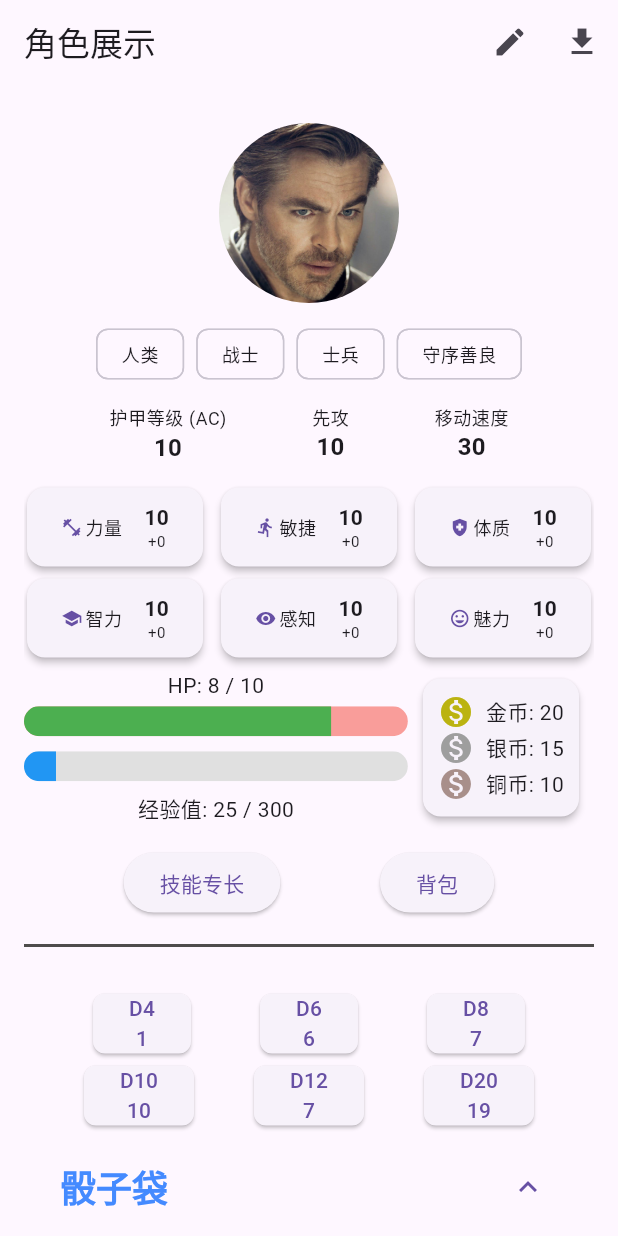
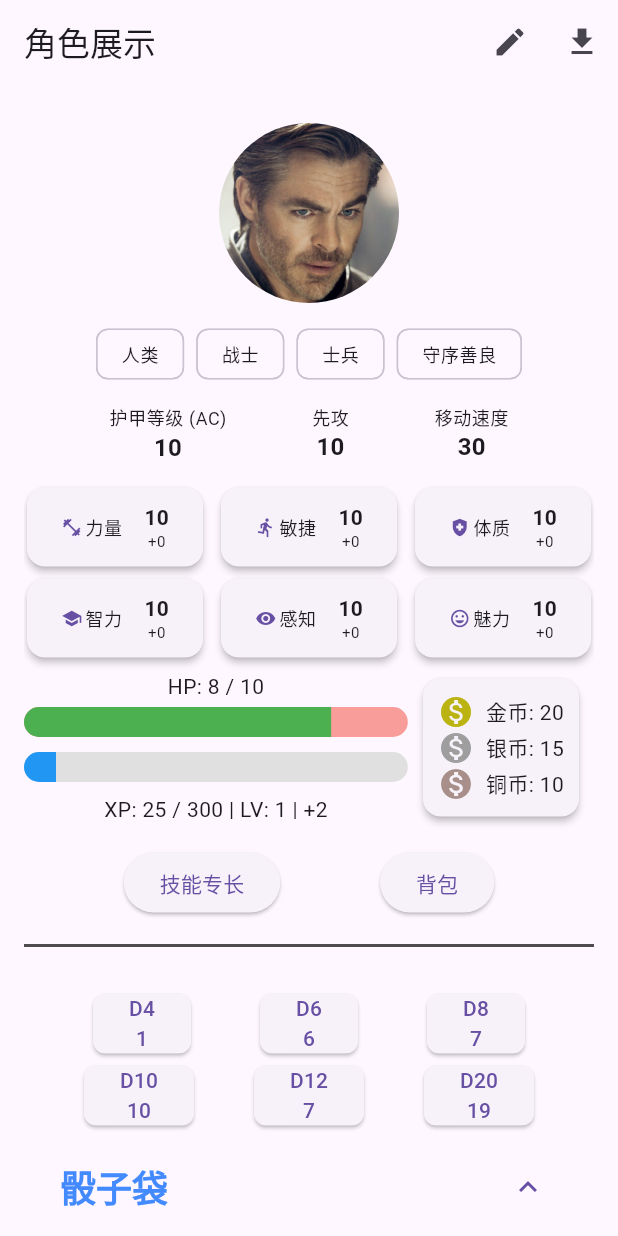
Before and after one commit to wanakiki/dnd_character_sheet, a Flutter app: the screen it shows after launch, on a phone screen of 412 x 824 dp. Run offline on Flutter 3.47's test engine with Material 3 defaults, Android fonts, the phone set to English and light mode, and no system bars; our stand-ins replace font_awesome_flutter, image_picker, isar; accounts and stored records are empty; generated files the repository leaves out were written again.

Commit message:
feat: Add temporary hit points to character. Add proficiency bonus to experience bar
- Added a new attribute for temporary hit points to the Character class.
- Updated the CharacterManager and Character widgets to handle temporary hit points.
- Added the proficiency bonus to the ExperienceBar widget to display the current level and proficiency bonus.
- Updated the ExperienceBar widget to show the current experience points and the experience points needed for the next level.

```diff
--- a/lib/app/data/character.dart
+++ b/lib/app/data/character.dart
@@ -23,6 +23,7 @@ class Character {
   List<int> attributes; // 六维属性列表，顺序为：力量、敏捷、体质、智力、感知、魅力
   int currentHitPoints;
   int maxHitPoints;
+  int temporaryHitPoints; // 新增临时生命值属性
   int armorClass;
   int initiative;
   int speed;
@@ -44,6 +45,7 @@ class Character {
     required this.attributes,
     required this.currentHitPoints,
     required this.maxHitPoints,
+    this.temporaryHitPoints = 0, // 初始化临时生命值
     required this.armorClass,
     required this.initiative,
     required this.speed,
@@ -67,6 +69,7 @@ class Character {
       attributes: List<int>.from(json['attributes']),
       currentHitPoints: json['currentHitPoints'],
       maxHitPoints: json['maxHitPoints'],
+      temporaryHitPoints: json['temporaryHitPoints'] ?? 0, // 从JSON中获取临时生命值
       armorClass: json['armorClass'],
       initiative: json['initiative'],
       speed: json['speed'],
@@ -100,6 +103,7 @@ class Character {
       'attributes': attributes,
       'currentHitPoints': currentHitPoints,
       'maxHitPoints': maxHitPoints,
+      'temporaryHitPoints': temporaryHitPoints, // 将临时生命值转换为JSON
       'armorClass': armorClass,
       'initiative': initiative,
       'speed': speed,
@@ -124,7 +128,7 @@ class Character {
         'Level: $level\n'
         'Experience Points: $experiencePoints\n'
         'Attributes: $attributes\n'
-        'HP: $currentHitPoints/$maxHitPoints, AC: $armorClass, Initiative: $initiative, Speed: $speed\n'
+        'HP: $currentHitPoints/$maxHitPoints, Temporary HP: $temporaryHitPoints, AC: $armorClass, Initiative: $initiative, Speed: $speed\n' // 添加临时生命值到字符串表示
         'Coin (Gold, Silver, Copper): ${coin[0]}, ${coin[1]}, ${coin[2]}\n'
         'Avatar: $avatarUrl\n'
         'Dice Bag: ${diceBag.map((diceSet) => diceSet.toString()).join(', ')}\n'
@@ -146,6 +150,7 @@ class Character {
       attributes: [10, 10, 10, 10, 10, 10], // 初始化六维属性
       currentHitPoints: 8,
       maxHitPoints: 10,
+      temporaryHitPoints: 0, // 初始化临时生命值
       armorClass: 10,
       initiative: 10,
       speed: 30,
@@ -157,7 +162,7 @@ class Character {
       backpack: [
         Item(name: 'Sword', quantity: 1, description: 'A sharp blade')
       ], // 初始化空背包
-      skills: ['体质豁免'],
+      skills: ['体质 - 豁免'],
       expertise: [ExpertiseItem(name: '一种乐器', description: '长笛')], // 初始化专长
     );
   }
@@ -174,6 +179,7 @@ class Character {
     List<int>? attributes,
     int? currentHitPoints,
     int? maxHitPoints,
+    int? temporaryHitPoints, // 添加临时生命值到copyWith方法
     int? armorClass,
     int? initiative,
     int? speed,
@@ -195,6 +201,8 @@ class Character {
       attributes: attributes ?? this.attributes,
       currentHitPoints: currentHitPoints ?? this.currentHitPoints,
       maxHitPoints: maxHitPoints ?? this.maxHitPoints,
+      temporaryHitPoints:
+          temporaryHitPoints ?? this.temporaryHitPoints, // 添加临时生命值到copyWith方法
       armorClass: armorClass ?? this.armorClass,
       initiative: initiative ?? this.initiative,
       speed: speed ?? this.speed,
--- a/lib/app/data/character_manager.dart
+++ b/lib/app/data/character_manager.dart
@@ -99,6 +99,9 @@ class CharacterManager extends ChangeNotifier {
     }
     if (attribute.containsKey('backpack')) {
       _character.backpack = attribute['backpack'];
+    }
+    if (attribute.containsKey('temporaryHitPoints')) {
+      _character.temporaryHitPoints = attribute['temporaryHitPoints'];
     }
     notifyListeners();
     _saveCharacter();
--- a/lib/app/pages/home_page.dart
+++ b/lib/app/pages/home_page.dart
@@ -204,7 +204,9 @@ class _CharacterDisplayScreenState extends State<CharacterDisplayScreen> {
                           children: [
                             HealthBar(
                                 currentHitPoints: character.currentHitPoints,
-                                maxHitPoints: character.maxHitPoints),
+                                maxHitPoints: character.maxHitPoints,
+                                temporaryHitPoints:
+                                    character.temporaryHitPoints),
                             const SizedBox(height: 10),
                             ExperienceBar(
                                 currentExperience: character.experiencePoints,
--- a/lib/app/pages/skill_page.dart
+++ b/lib/app/pages/skill_page.dart
@@ -170,6 +170,7 @@ class _AddSkillOrExpertiseDialogState extends State<AddSkillOrExpertiseDialog> {
   String? _selectedSkill;
 
   final List<String> _skills = [
+    '体质 - 豁免',
     '力量 - 运动',
     '力量 - 豁免',
     '敏捷 - 特技',
--- a/lib/app/widgets/attributes_display_widget.dart
+++ b/lib/app/widgets/attributes_display_widget.dart
@@ -16,7 +16,7 @@ class AttributeCard extends StatelessWidget {
 
   @override
   Widget build(BuildContext context) {
-    final int modifier = (value - 10) ~/ 2;
+    final int modifier = value >= 10 ? (value - 10) ~/ 2 : (value - 11) ~/ 2;
     final textTheme = Theme.of(context).textTheme;
 
     return Card(
--- a/lib/app/widgets/experience_bar_widget.dart
+++ b/lib/app/widgets/experience_bar_widget.dart
@@ -12,6 +12,7 @@ class ExperienceBar extends StatelessWidget {
   Widget build(BuildContext context) {
     final int nextLevelXP = _experienceForNextLevel(currentLevel);
     final double progress = currentExperience / nextLevelXP;
+    final int proficiencyBonus = _proficiencyBonusForLevel(currentLevel);
 
     return InkWell(
       onTap: () => _showExperienceInputDialog(context),
@@ -27,7 +28,8 @@ class ExperienceBar extends StatelessWidget {
             ),
           ),
           SizedBox(height: 8),
-          Text('经验值: $currentExperience / $nextLevelXP'),
+          Text(
+              'XP: $currentExperience / $nextLevelXP | LV: $currentLevel | +$proficiencyBonus'),
         ],
       ),
     );
@@ -59,6 +61,15 @@ class ExperienceBar extends StatelessWidget {
     return (level > 0 && level < 20)
         ? xpThresholds[level - 1]
         : xpThresholds.last;
+  }
+
+  int _proficiencyBonusForLevel(int level) {
+    if (level >= 1 && level <= 4) return 2;
+    if (level >= 5 && level <= 8) return 3;
+    if (level >= 9 && level <= 12) return 4;
+    if (level >= 13 && level <= 16) return 5;
+    if (level >= 17 && level <= 20) return 6;
+    return 2; // Default value for level 1
   }
 
   void _showExperienceInputDialog(BuildContext context) {
--- a/lib/app/widgets/health_bar_widget.dart
+++ b/lib/app/widgets/health_bar_widget.dart
@@ -5,19 +5,28 @@ import 'package:dnd_character/app/data/character_manager.dart';
 class HealthBar extends StatelessWidget {
   final int currentHitPoints;
   final int maxHitPoints;
+  final int temporaryHitPoints; // New field for temporary hit points
 
-  HealthBar({required this.currentHitPoints, required this.maxHitPoints});
+  HealthBar({
+    required this.currentHitPoints,
+    required this.maxHitPoints,
+    required this.temporaryHitPoints,
+  });
 
   @override
   Widget build(BuildContext context) {
-    double healthPercentage = currentHitPoints / maxHitPoints;
+    double totalHitPoints = currentHitPoints + temporaryHitPoints.toDouble();
+    double healthPercentage = totalHitPoints / maxHitPoints;
 
     return GestureDetector(
       onTap: () => _showHealthDialog(context),
       child: Column(
         children: [
           Text(
-            'HP: $currentHitPoints / $maxHitPoints',
+            'HP: $currentHitPoints / $maxHitPoints' +
+                (temporaryHitPoints > 0
+                    ? ' (Temporary: $temporaryHitPoints)'
+                    : ''),
             style: TextStyle(fontSize: 14.0),
           ),
           SizedBox(height: 4.0),
@@ -38,8 +47,12 @@ class HealthBar extends StatelessWidget {
   void _showHealthDialog(BuildContext context) {
     int newHitPoints = currentHitPoints;
     int newMaxHitPoints = maxHitPoints;
+    int newTemporaryHitPoints =
+        temporaryHitPoints; // Track changes to temporary hit points
     TextEditingController maxHpController =
         TextEditingController(text: maxHitPoints.toString());
+    TextEditingController tempHpController =
+        TextEditingController(text: temporaryHitPoints.toString());
 
     showDialog(
       context: context,
@@ -60,9 +73,18 @@ class HealthBar extends StatelessWidget {
                       setState(() {
                         newMaxHitPoints =
                             int.tryParse(value) ?? newMaxHitPoints;
-                        if (newHitPoints > newMaxHitPoints) {
-                          newHitPoints = newMaxHitPoints;
-                        }
+                        newHitPoints = newMaxHitPoints;
+                      });
+                    },
+                  ),
+                  TextField(
+                    controller: tempHpController,
+                    keyboardType: TextInputType.number,
+                    decoration: InputDecoration(labelText: '临时生命值'),
+                    onChanged: (value) {
+                      setState(() {
+                        newTemporaryHitPoints =
+                            int.tryParse(value) ?? newTemporaryHitPoints;
                       });
                     },
                   ),
@@ -103,6 +125,7 @@ class HealthBar extends StatelessWidget {
                     characterManager.updateCharacter({
                       'currentHitPoints': newHitPoints,
                       'maxHitPoints': newMaxHitPoints,
+                      'temporaryHitPoints': newTemporaryHitPoints,
                     });
                   },
                   child: Text('确认'),
--- a/lib/app/widgets/race_and_class_widget.dart
+++ b/lib/app/widgets/race_and_class_widget.dart
@@ -32,7 +32,7 @@ class CharacterDetailsWidget extends StatelessWidget {
       '战士',
       '法师',
       '牧师',
-      '盗贼',
+      '游荡者',
       '游侠',
       '术士',
       '圣武士',
@@ -40,7 +40,8 @@ class CharacterDetailsWidget extends StatelessWidget {
       '野蛮人',
       '吟游诗人',
       '武僧',
-      '秘术师'
+      '邪术师',
+      '奇械师'
     ];
     final List<String> backgroundOptions = [
       '平民英雄',
@@ -100,16 +101,28 @@ class CharacterDetailsWidget extends StatelessWidget {
         return SimpleDialog(
           title:
               Text('选择$title', style: Theme.of(context).textTheme.titleLarge),
-          children: options
-              .map((String value) => SimpleDialogOption(
+          children: [
+            ...options.map((String value) => SimpleDialogOption(
                   onPressed: () {
                     _updateCharacterAttribute(context, title, value);
                     Navigator.pop(context);
                   },
                   child: Text(value,
                       style: Theme.of(context).textTheme.bodyMedium),
-                  ))
-              .toList(),
+                )),
+            Padding(
+              padding: const EdgeInsets.symmetric(horizontal: 16.0),
+              child: TextField(
+                decoration: InputDecoration(
+                  labelText: '手动输入$title',
+                ),
+                onSubmitted: (String value) {
+                  _updateCharacterAttribute(context, title, value);
+                  Navigator.pop(context);
+                },
+              ),
+            ),
+          ],
         );
       },
     );
```
Also changed, not shown: lib/app/data/character.g.dart, 1 other file. Lines whose indentation alone changed are shown as unchanged.
